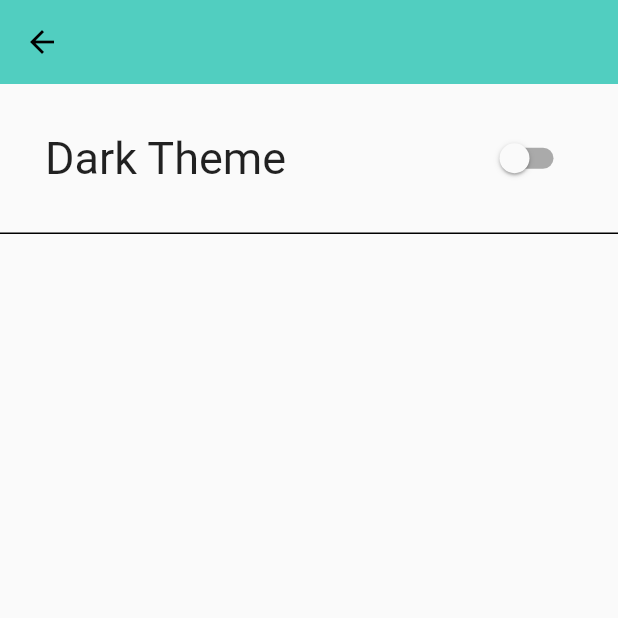
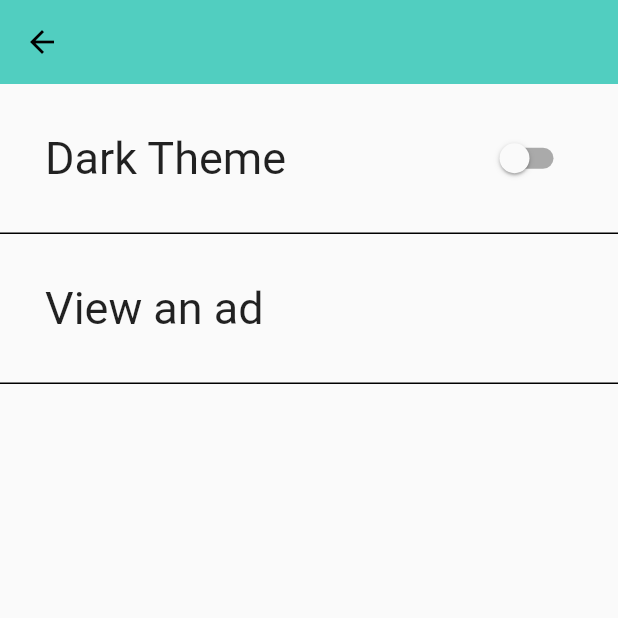
Before and after one commit to AmTeja/SchattyApp, a Flutter app: the SettingsView screen opened directly, on a phone screen of 412 x 824 dp, the top half of it. Run offline on Flutter 3.47's test engine with Material 2 defaults, Android fonts, the phone set to English and light mode, and no system bars; our stand-ins replace animated_text_kit, cached_network_image, cloud_firestore, firebase_auth, firebase_messaging, firebase_storage and 6 more; missing offline and left inert: firebase_admob, pointycastle, rsa_encrypt; accounts and stored records are empty.

Commit message:
`Commit-26/6/2020 Look in changelog.``

```diff
--- a/lib/enums/globalcolors.dart
+++ b/lib/enums/globalcolors.dart
@@ -16,7 +16,7 @@ class GlobalColors {
 
       hintColor: isDarkTheme ? Colors.white : Colors.grey,
 
-      highlightColor: isDarkTheme ? Color(0xff372901) : Color(0xffFCE192),
+      highlightColor: isDarkTheme ? Colors.grey : Color(0xff509ece),
       hoverColor: isDarkTheme ? Color(0xff3A3A3B) : Color(0xff4285F4),
       splashColor: isDarkTheme ? Colors.white : Colors.black,
       floatingActionButtonTheme: FloatingActionButtonThemeData(
--- a/lib/views/SettingsView.dart
+++ b/lib/views/SettingsView.dart
@@ -1,5 +1,6 @@
 import 'dart:ui';
 
+import 'package:firebase_admob/firebase_admob.dart';
 import 'package:flutter/material.dart';
 import 'package:provider/provider.dart';
 import 'package:schatty/provider/DarkThemeProvider.dart';
@@ -54,8 +55,66 @@ class _SettingsViewState extends State<SettingsView> {
 //                            width: 0.1
                             )),
                   )),
+              InkWell(
+                onTap: ShowAd(),
+                child: Container(
+                  height: 100,
+                  padding: EdgeInsets.symmetric(horizontal: 30),
+                  child: Row(
+                    mainAxisSize: MainAxisSize.min,
+                    children: [
+                      Text(
+                        "View an ad",
+                        style: TextStyle(
+                          fontSize: 30.0,
+                        ),
+                      )
+                    ],
+                  ),
+                  decoration: BoxDecoration(
+                      border: Border(
+                    bottom: BorderSide(),
+                  )),
+                ),
+              )
             ],
           ),
         ));
   }
+
+  ShowAd() {
+    MobileAdTargetingInfo targetingInfo = MobileAdTargetingInfo(
+      keywords: <String>['flutterio', 'apps'],
+      contentUrl: 'https://flutter.io',
+      childDirected: false,
+    );
+
+    InterstitialAd interstitialAd = InterstitialAd(
+        adUnitId: "ca-app-pub-1304691467262814/9808678544",
+        targetingInfo: targetingInfo,
+        listener: (MobileAdEvent event) {
+          print("Interstitial Ad Event is $event");
+        });
+
+//      BannerAd bannerAd = BannerAd(
+//        adUnitId: BannerAd.testAdUnitId,
+//        targetingInfo: targetingInfo,
+//        size: AdSize.smartBanner,
+//        listener: (MobileAdEvent event){
+//          print("BannerAD event is $event");
+//        }
+//      );
+    interstitialAd
+      ..load()
+      ..show(
+        anchorType: AnchorType.top,
+        anchorOffset: 0.0,
+        horizontalCenterOffset: 0.0,
+      );
+
+//      bannerAd..dispose();
+//      bannerAd..load()..show(
+//        anchorType: AnchorType.bottom,
+//      );
+  }
 }
--- a/pubspec.yaml
+++ b/pubspec.yaml
@@ -44,8 +44,8 @@ dependencies:
   provider: ^4.1.3
   cached_network_image: ^2.2.0+1
   google_fonts: ^1.1.0
-
-
+  firebase_admob: ^0.9.3+2
+  flutter_slidable: ^0.5.4
 
 dev_dependencies:
   flutter_test:
```
Also changed, not shown: lib/views/MainChatsRoom.dart (+142 -67 lines), pubspec.lock, 2 other files.
